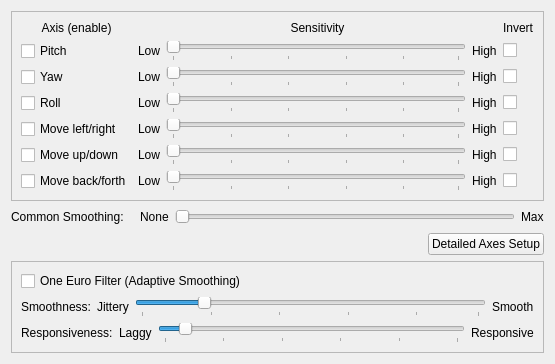
Qt form src/qt_gui/profile_setup.ui (StarTuz/linuxtrack-Qt6-Wayland) before a commit.
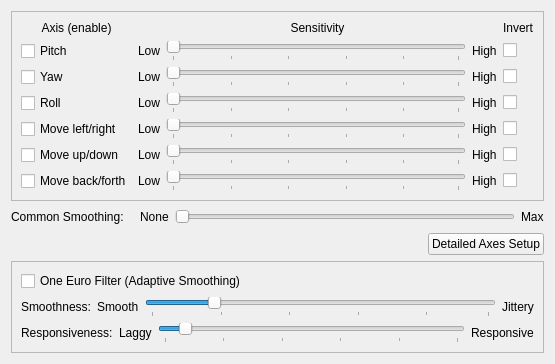
The same form after that commit.

```diff
--- a/src/qt_gui/profile_setup.ui
+++ b/src/qt_gui/profile_setup.ui
@@ -456,7 +456,7 @@
         <item>
          <widget class="QLabel" name="oneEuroMinCutoffLow">
           <property name="text">
-           <string>Jittery</string>
+           <string>Smooth</string>
           </property>
          </widget>
         </item>
@@ -485,7 +485,7 @@
         <item>
          <widget class="QLabel" name="oneEuroMinCutoffHigh">
           <property name="text">
-           <string>Smooth</string>
+           <string>Jittery</string>
           </property>
          </widget>
         </item>
```
